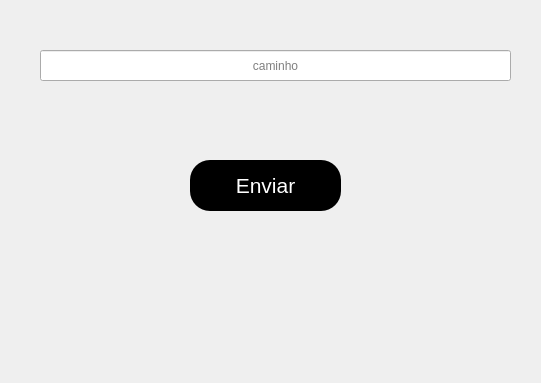
Above: Parte 1 - Introdução a estrutura de dados/Aula 1.2 - Abrindo Arquivos csv no Jupyter/tela_caminho.ui from jorgemarquesferreirajunior/Pandas_BR before the change. Below: the same form after it.
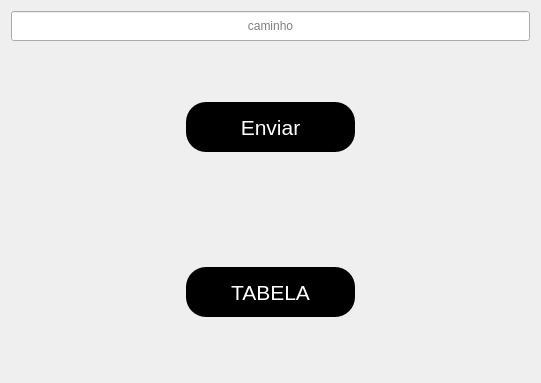
That is the form after the change.

Commit message: primeira tentativa

```diff
--- a/Parte 1 - Introdução a estrutura de dados/Aula 1.2 - Abrindo Arquivos csv no Jupyter/tela_caminho.ui
+++ b/Parte 1 - Introdução a estrutura de dados/Aula 1.2 - Abrindo Arquivos csv no Jupyter/tela_caminho.ui
@@ -13,14 +13,14 @@
   <property name="windowTitle">
    <string>Form</string>
   </property>
+  <layout class="QVBoxLayout" name="verticalLayout">
+   <item>
   <widget class="QLineEdit" name="txt_caminho">
-   <property name="geometry">
-    <rect>
-     <x>40</x>
-     <y>50</y>
-     <width>471</width>
-     <height>31</height>
-    </rect>
+     <property name="minimumSize">
+      <size>
+       <width>470</width>
+       <height>30</height>
+      </size>
    </property>
    <property name="alignment">
     <set>Qt::AlignCenter</set>
@@ -29,14 +29,23 @@
     <string>caminho</string>
    </property>
   </widget>
+   </item>
+   <item>
+    <layout class="QHBoxLayout" name="horizontalLayout">
+     <item>
+      <widget class="QLabel" name="label">
+       <property name="text">
+        <string/>
+       </property>
+      </widget>
+     </item>
+     <item>
   <widget class="QPushButton" name="btn_enviar_caminho">
-   <property name="geometry">
-    <rect>
-     <x>190</x>
-     <y>160</y>
-     <width>151</width>
-     <height>51</height>
-    </rect>
+       <property name="minimumSize">
+        <size>
+         <width>150</width>
+         <height>50</height>
+        </size>
    </property>
    <property name="font">
     <font>
@@ -60,6 +69,66 @@
     <string>Enviar</string>
    </property>
   </widget>
+     </item>
+     <item>
+      <widget class="QLabel" name="label_2">
+       <property name="text">
+        <string/>
+       </property>
+      </widget>
+     </item>
+    </layout>
+   </item>
+   <item>
+    <layout class="QHBoxLayout" name="horizontalLayout_2">
+     <item>
+      <widget class="QLabel" name="label_3">
+       <property name="text">
+        <string/>
+       </property>
+      </widget>
+     </item>
+     <item>
+      <widget class="QPushButton" name="btn_tabela">
+       <property name="minimumSize">
+        <size>
+         <width>150</width>
+         <height>50</height>
+        </size>
+       </property>
+       <property name="font">
+        <font>
+         <pointsize>16</pointsize>
+        </font>
+       </property>
+       <property name="styleSheet">
+        <string notr="true">QPushButton{
+	color: rgb(255, 255, 255);
+	background-color: rgb(0, 0, 0);
+	border-radius: 20px	
+}
+
+QPushButton:hover{
+	background-color: rgb(255, 255, 255);
+	color: rgb(0, 0, 0);
+}
+</string>
+       </property>
+       <property name="text">
+        <string>TABELA</string>
+       </property>
+      </widget>
+     </item>
+     <item>
+      <widget class="QLabel" name="label_4">
+       <property name="text">
+        <string/>
+       </property>
+      </widget>
+     </item>
+    </layout>
+   </item>
+  </layout>
  </widget>
  <resources/>
  <connections/>
```
Lines whose indentation alone changed are shown as unchanged. The commit also changes 2 other files.
